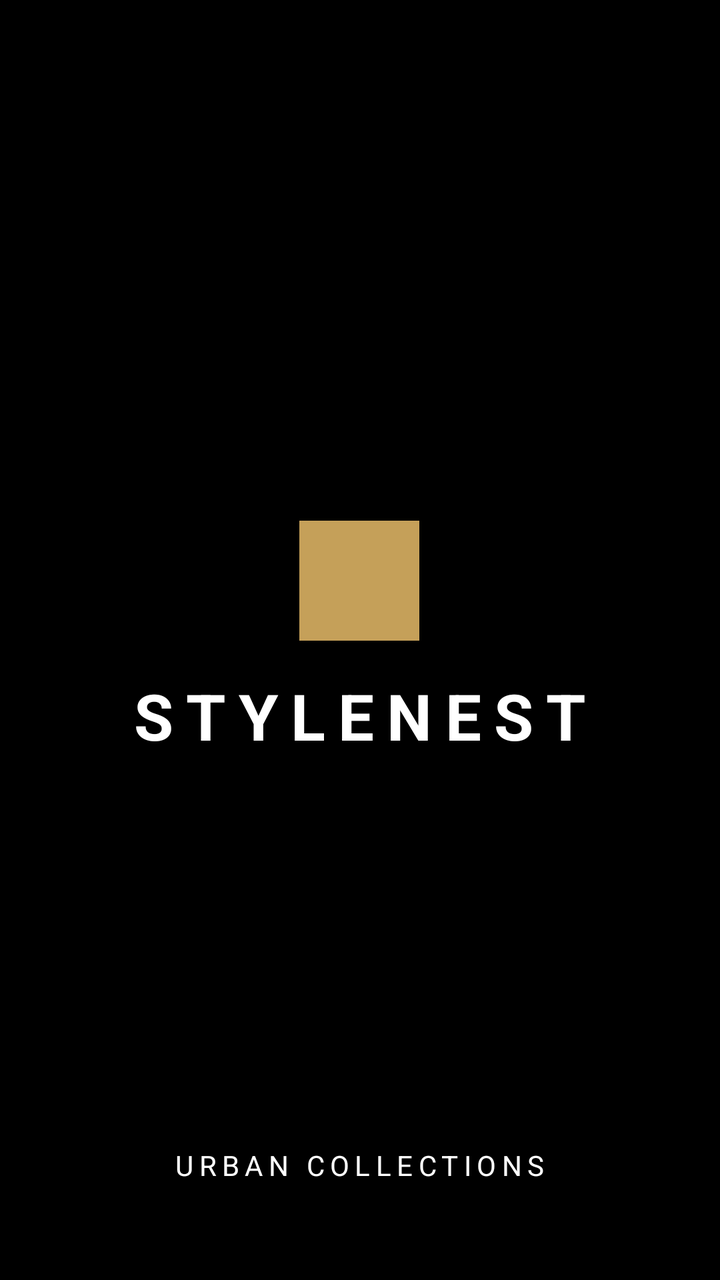
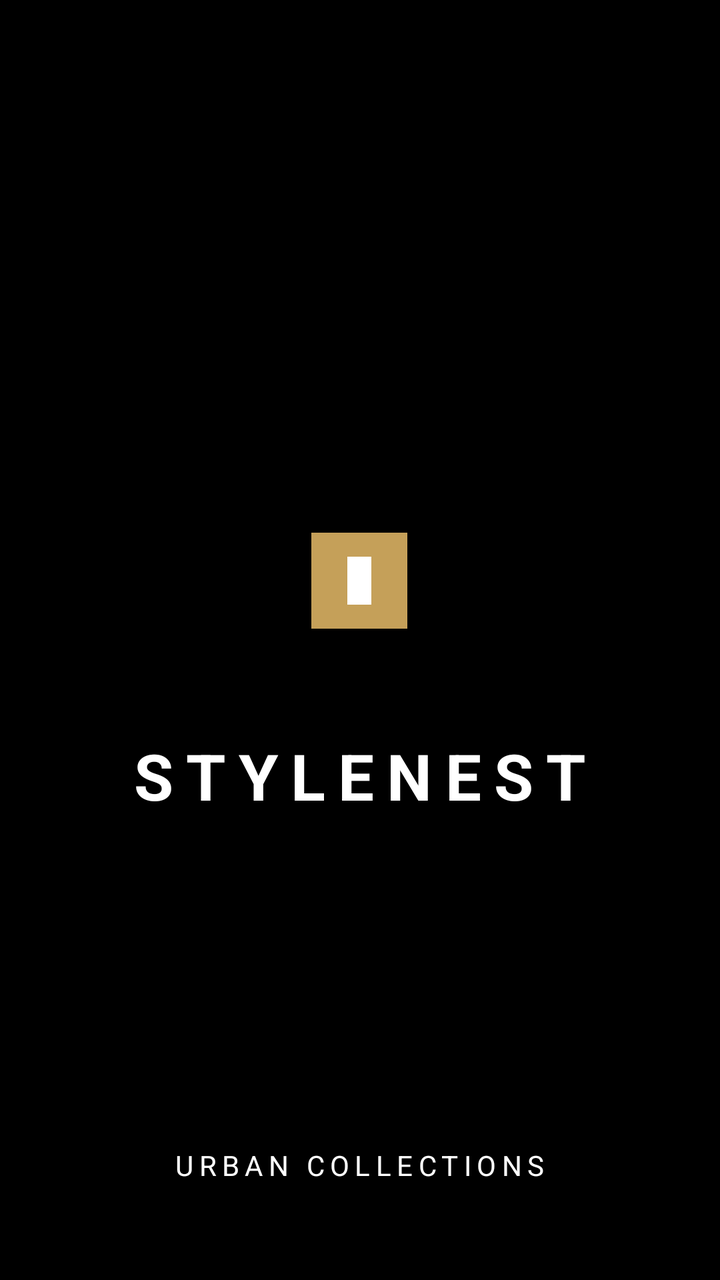

Two renders of the same Android screen: before a commit and after it. Below are the layout's source before the change and the commit's diff.
<!-- AndroidManifest.xml: application theme Theme.StyleNest20877 -->
<!-- res/layout/activity_splash.xml -->
<?xml version="1.0" encoding="utf-8"?>
<RelativeLayout xmlns:android="http://schemas.android.com/apk/res/android"
    android:layout_width="match_parent"
    android:layout_height="match_parent"
    android:background="@color/brand_black">

    <LinearLayout
        android:layout_width="wrap_content"
        android:layout_height="wrap_content"
        android:layout_centerInParent="true"
        android:gravity="center"
        android:orientation="vertical">

        <View
            android:layout_width="60dp"
            android:layout_height="60dp"
            android:background="@color/brand_gold" />

        <TextView
            android:layout_width="wrap_content"
            android:layout_height="wrap_content"
            android:layout_marginTop="16dp"
            android:text="STYLENEST"
            android:textColor="@color/brand_white"
            android:textSize="32sp"
            android:textStyle="bold"
            android:letterSpacing="0.2" />

    </LinearLayout>

    <TextView
        android:layout_width="wrap_content"
        android:layout_height="wrap_content"
        android:layout_alignParentBottom="true"
        android:layout_centerHorizontal="true"
        android:layout_marginBottom="48dp"
        android:text="URBAN COLLECTIONS"
        android:textColor="@color/brand_white"
        android:letterSpacing="0.2"
        android:textSize="14sp" />

</RelativeLayout>
<!-- resources referenced by this layout -->
<resources>
  <color name="brand_black">#000000</color>
  <color name="brand_gold">#C5A059</color>
  <color name="brand_white">#FFFFFF</color>
  <style name="Theme.StyleNest20877" parent="Theme.MaterialComponents.DayNight.NoActionBar">
          <item name="colorPrimary">@color/brand_black</item>
          <item name="colorSecondary">@color/brand_gold</item>
          <item name="android:statusBarColor">@color/brand_black</item>
      </style>
</resources>

<!-- the commit's change to res/layout/activity_splash.xml (unified diff, before → after) -->
@@ -11,10 +11,10 @@
         android:gravity="center"
         android:orientation="vertical">
 
-        <View
-            android:layout_width="60dp"
-            android:layout_height="60dp"
-            android:background="@color/brand_gold" />
+        <ImageView
+            android:layout_width="120dp"
+            android:layout_height="120dp"
+            android:src="@drawable/ic_stylenest_logo" />
 
         <TextView
             android:layout_width="wrap_content"
<!-- resource entries referenced after the edit -->
@@ -3,6 +3,22 @@
   <color name="brand_black">#000000</color>
   <color name="brand_gold">#C5A059</color>
   <color name="brand_white">#FFFFFF</color>
+  <!-- drawable ic_stylenest_logo (drawable) -->
+  <vector xmlns:android="http://schemas.android.com/apk/res/android"
+      android:width="100dp"
+      android:height="100dp"
+      android:viewportWidth="100"
+      android:viewportHeight="100">
+      <path
+          android:fillColor="@color/brand_black"
+          android:pathData="M10,10h80v80h-80z" />
+      <path
+          android:fillColor="@color/brand_gold"
+          android:pathData="M30,30h40v40h-40z" />
+      <path
+          android:fillColor="@color/brand_white"
+          android:pathData="M45,40h10v20h-10z" />
+  </vector>
   <style name="Theme.StyleNest20877" parent="Theme.MaterialComponents.DayNight.NoActionBar">
           <item name="colorPrimary">@color/brand_black</item>
           <item name="colorSecondary">@color/brand_gold</item>
